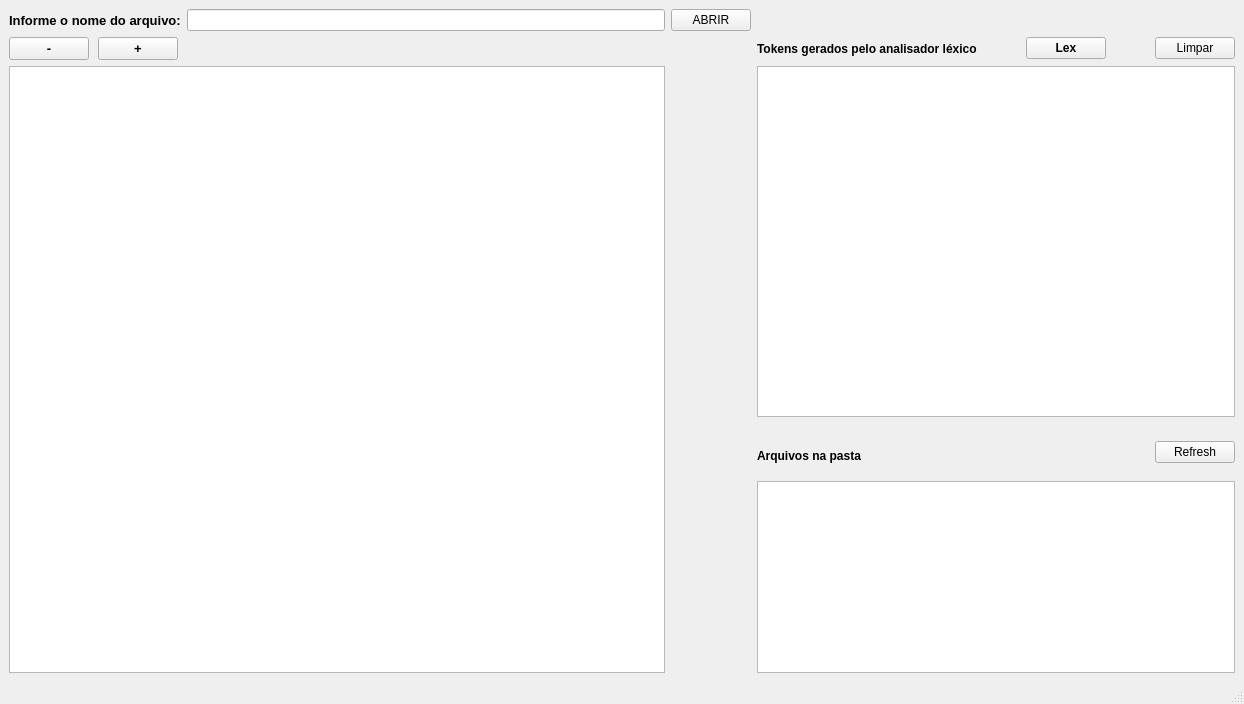
Before: the Qt Designer form trabalho/Interface.ui in EricTierre/compiladores, drawn with Qt 5.
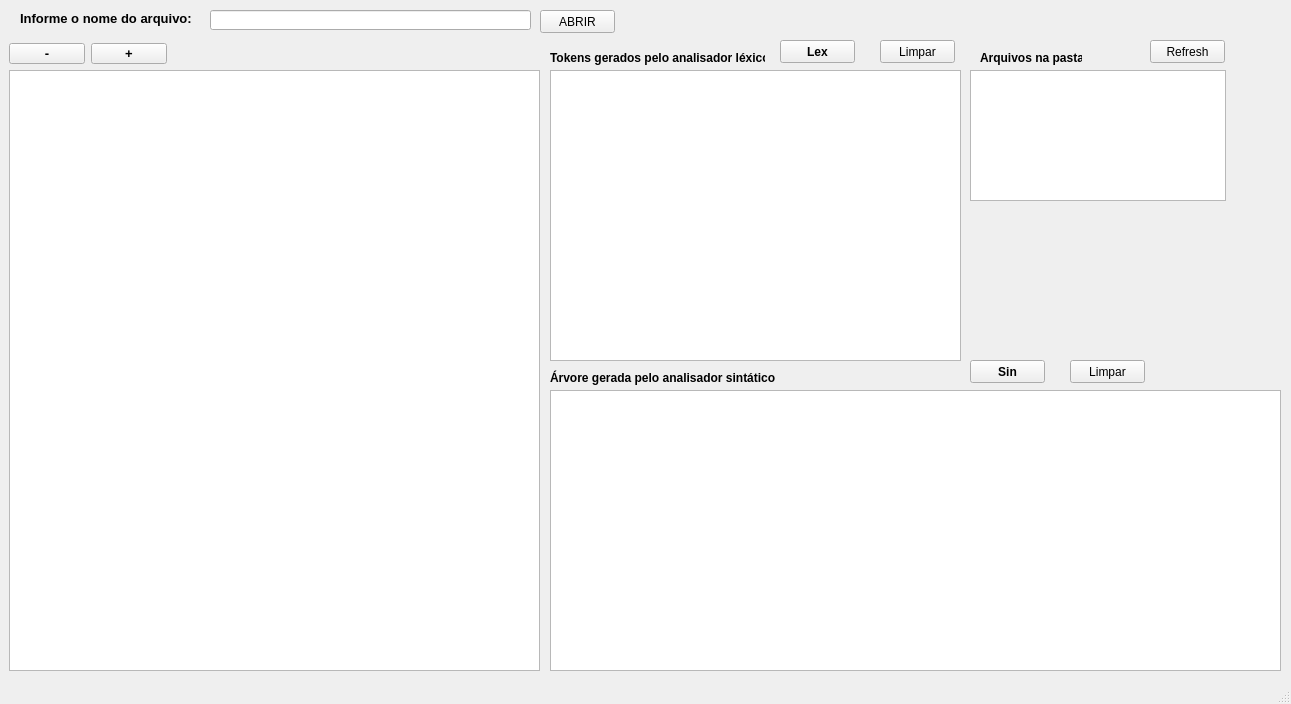
After: the same form once the commit is applied. Icons and pictures are not drawn. Custom widgets are drawn as their Qt base class.

Commit message: Update da pasta do TrabalhoFinal

```diff
--- a/trabalho/Interface.ui
+++ b/trabalho/Interface.ui
@@ -9,7 +9,7 @@
    <rect>
     <x>0</x>
     <y>0</y>
-    <width>1244</width>
+    <width>1291</width>
     <height>704</height>
    </rect>
   </property>
@@ -30,33 +30,15 @@
    <string notr="true">background: (181, 181, 181);</string>
   </property>
   <widget class="QWidget" name="centralwidget">
-   <layout class="QGridLayout" name="gridLayout">
-    <item row="2" column="3">
-     <widget class="QTextEdit" name="campotexto_lexico">
-      <property name="font">
-       <font>
-        <pointsize>14</pointsize>
-        <weight>50</weight>
-        <bold>false</bold>
-       </font>
-      </property>
-      <property name="cursor" stdset="0">
-       <cursorShape>ArrowCursor</cursorShape>
-      </property>
-      <property name="readOnly">
-       <bool>true</bool>
-      </property>
-      <property name="html">
-       <string>&lt;!DOCTYPE HTML PUBLIC &quot;-//W3C//DTD HTML 4.0//EN&quot; &quot;http://www.w3.org/TR/REC-html40/strict.dtd&quot;&gt;
-&lt;html&gt;&lt;head&gt;&lt;meta name=&quot;qrichtext&quot; content=&quot;1&quot; /&gt;&lt;style type=&quot;text/css&quot;&gt;
-p, li { white-space: pre-wrap; }
-&lt;/style&gt;&lt;/head&gt;&lt;body style=&quot; font-family:'MS Shell Dlg 2'; font-size:14pt; font-weight:400; font-style:normal;&quot;&gt;
-&lt;p style=&quot;-qt-paragraph-type:empty; margin-top:0px; margin-bottom:0px; margin-left:0px; margin-right:0px; -qt-block-indent:0; text-indent:0px; font-size:8.25pt;&quot;&gt;&lt;br /&gt;&lt;/p&gt;&lt;/body&gt;&lt;/html&gt;</string>
-      </property>
-     </widget>
-    </item>
-    <item row="2" column="0" rowspan="9" colspan="2">
      <widget class="CodeEditor" name="campotexto_arquivo">
+    <property name="geometry">
+     <rect>
+      <x>9</x>
+      <y>70</y>
+      <width>531</width>
+      <height>601</height>
+     </rect>
+    </property>
       <property name="sizePolicy">
        <sizepolicy hsizetype="Expanding" vsizetype="Minimum">
         <horstretch>0</horstretch>
@@ -76,12 +58,25 @@
        <number>0</number>
       </property>
      </widget>
-    </item>
-    <item row="0" column="1">
-     <widget class="QLineEdit" name="lineEdit"/>
-    </item>
-    <item row="9" column="3" rowspan="2">
+   <widget class="QLineEdit" name="lineEdit">
+    <property name="geometry">
+     <rect>
+      <x>210</x>
+      <y>10</y>
+      <width>321</width>
+      <height>20</height>
+     </rect>
+    </property>
+   </widget>
      <widget class="QTextEdit" name="arquivos">
+    <property name="geometry">
+     <rect>
+      <x>970</x>
+      <y>70</y>
+      <width>256</width>
+      <height>131</height>
+     </rect>
+    </property>
       <property name="sizePolicy">
        <sizepolicy hsizetype="Expanding" vsizetype="Fixed">
         <horstretch>0</horstretch>
@@ -106,9 +101,15 @@
 &lt;p style=&quot; margin-top:0px; margin-bottom:0px; margin-left:0px; margin-right:0px; -qt-block-indent:0; text-indent:0px;&quot;&gt;&lt;br /&gt;&lt;/p&gt;&lt;/body&gt;&lt;/html&gt;</string>
       </property>
      </widget>
-    </item>
-    <item row="0" column="0">
      <widget class="QLabel" name="label">
+    <property name="geometry">
+     <rect>
+      <x>20</x>
+      <y>10</y>
+      <width>180</width>
+      <height>16</height>
+     </rect>
+    </property>
       <property name="font">
        <font>
         <pointsize>10</pointsize>
@@ -120,33 +121,15 @@
        <string>Informe o nome do arquivo:</string>
       </property>
      </widget>
-    </item>
-    <item row="6" column="3">
-     <layout class="QHBoxLayout" name="horizontalLayout_2">
-      <item alignment="Qt::AlignLeft|Qt::AlignBottom">
-       <widget class="QLabel" name="label_3">
-        <property name="font">
-         <font>
-          <weight>75</weight>
-          <bold>true</bold>
-         </font>
-        </property>
-        <property name="text">
-         <string>Arquivos na pasta</string>
-        </property>
-       </widget>
-      </item>
-      <item alignment="Qt::AlignRight|Qt::AlignBottom">
-       <widget class="QPushButton" name="refreshbtn">
-        <property name="text">
-         <string>Refresh</string>
-        </property>
-       </widget>
-      </item>
-     </layout>
-    </item>
-    <item row="0" column="2">
      <widget class="QPushButton" name="botao_abrirarquivo">
+    <property name="geometry">
+     <rect>
+      <x>540</x>
+      <y>10</y>
+      <width>75</width>
+      <height>23</height>
+     </rect>
+    </property>
       <property name="font">
        <font>
         <pointsize>9</pointsize>
@@ -156,11 +139,15 @@
        <string>ABRIR</string>
       </property>
      </widget>
-    </item>
-    <item row="1" column="3">
-     <layout class="QHBoxLayout" name="horizontalLayout">
-      <item>
        <widget class="QLabel" name="label_2">
+    <property name="geometry">
+     <rect>
+      <x>550</x>
+      <y>50</y>
+      <width>215</width>
+      <height>16</height>
+     </rect>
+    </property>
         <property name="font">
          <font>
           <weight>75</weight>
@@ -171,9 +158,94 @@
          <string>Tokens gerados pelo analisador léxico</string>
         </property>
        </widget>
-      </item>
-      <item alignment="Qt::AlignRight">
+   <widget class="QTextEdit" name="campotexto_lexico">
+    <property name="geometry">
+     <rect>
+      <x>550</x>
+      <y>70</y>
+      <width>411</width>
+      <height>291</height>
+     </rect>
+    </property>
+    <property name="font">
+     <font>
+      <pointsize>14</pointsize>
+      <weight>50</weight>
+      <bold>false</bold>
+     </font>
+    </property>
+    <property name="cursor" stdset="0">
+     <cursorShape>ArrowCursor</cursorShape>
+    </property>
+    <property name="readOnly">
+     <bool>true</bool>
+    </property>
+    <property name="html">
+     <string>&lt;!DOCTYPE HTML PUBLIC &quot;-//W3C//DTD HTML 4.0//EN&quot; &quot;http://www.w3.org/TR/REC-html40/strict.dtd&quot;&gt;
+&lt;html&gt;&lt;head&gt;&lt;meta name=&quot;qrichtext&quot; content=&quot;1&quot; /&gt;&lt;style type=&quot;text/css&quot;&gt;
+p, li { white-space: pre-wrap; }
+&lt;/style&gt;&lt;/head&gt;&lt;body style=&quot; font-family:'MS Shell Dlg 2'; font-size:14pt; font-weight:400; font-style:normal;&quot;&gt;
+&lt;p style=&quot;-qt-paragraph-type:empty; margin-top:0px; margin-bottom:0px; margin-left:0px; margin-right:0px; -qt-block-indent:0; text-indent:0px; font-size:8.25pt;&quot;&gt;&lt;br /&gt;&lt;/p&gt;&lt;/body&gt;&lt;/html&gt;</string>
+    </property>
+   </widget>
+   <widget class="QTextEdit" name="campotexto_sintatico">
+    <property name="geometry">
+     <rect>
+      <x>550</x>
+      <y>390</y>
+      <width>731</width>
+      <height>281</height>
+     </rect>
+    </property>
+    <property name="font">
+     <font>
+      <pointsize>14</pointsize>
+      <weight>50</weight>
+      <bold>false</bold>
+     </font>
+    </property>
+   </widget>
+   <widget class="QLabel" name="label_3">
+    <property name="geometry">
+     <rect>
+      <x>980</x>
+      <y>50</y>
+      <width>102</width>
+      <height>16</height>
+     </rect>
+    </property>
+    <property name="font">
+     <font>
+      <weight>75</weight>
+      <bold>true</bold>
+     </font>
+    </property>
+    <property name="text">
+     <string>Arquivos na pasta</string>
+    </property>
+   </widget>
+   <widget class="QPushButton" name="refreshbtn">
+    <property name="geometry">
+     <rect>
+      <x>1150</x>
+      <y>40</y>
+      <width>75</width>
+      <height>23</height>
+     </rect>
+    </property>
+    <property name="text">
+     <string>Refresh</string>
+    </property>
+   </widget>
        <widget class="QPushButton" name="botao_lexico">
+    <property name="geometry">
+     <rect>
+      <x>780</x>
+      <y>40</y>
+      <width>75</width>
+      <height>23</height>
+     </rect>
+    </property>
         <property name="font">
          <font>
           <weight>75</weight>
@@ -184,17 +256,79 @@
          <string>Lex</string>
         </property>
        </widget>
-      </item>
-      <item alignment="Qt::AlignRight">
        <widget class="QPushButton" name="botao_deletar">
+    <property name="geometry">
+     <rect>
+      <x>880</x>
+      <y>40</y>
+      <width>75</width>
+      <height>23</height>
+     </rect>
+    </property>
         <property name="text">
          <string>Limpar</string>
         </property>
        </widget>
-      </item>
-     </layout>
-    </item>
-    <item row="1" column="0">
+   <widget class="QLabel" name="label_4">
+    <property name="geometry">
+     <rect>
+      <x>550</x>
+      <y>370</y>
+      <width>231</width>
+      <height>16</height>
+     </rect>
+    </property>
+    <property name="font">
+     <font>
+      <weight>75</weight>
+      <bold>true</bold>
+     </font>
+    </property>
+    <property name="text">
+     <string>Árvore gerada pelo analisador sintático</string>
+    </property>
+   </widget>
+   <widget class="QPushButton" name="botao_sintatico">
+    <property name="geometry">
+     <rect>
+      <x>970</x>
+      <y>360</y>
+      <width>75</width>
+      <height>23</height>
+     </rect>
+    </property>
+    <property name="font">
+     <font>
+      <weight>75</weight>
+      <bold>true</bold>
+     </font>
+    </property>
+    <property name="text">
+     <string>Sin</string>
+    </property>
+   </widget>
+   <widget class="QPushButton" name="botao_deletar_2">
+    <property name="geometry">
+     <rect>
+      <x>1070</x>
+      <y>360</y>
+      <width>75</width>
+      <height>23</height>
+     </rect>
+    </property>
+    <property name="text">
+     <string>Limpar</string>
+    </property>
+   </widget>
+   <widget class="QWidget" name="">
+    <property name="geometry">
+     <rect>
+      <x>9</x>
+      <y>43</y>
+      <width>158</width>
+      <height>21</height>
+     </rect>
+    </property>
      <layout class="QHBoxLayout" name="horizontalLayout_3">
       <item alignment="Qt::AlignLeft">
        <widget class="QPushButton" name="botao_zoomdown">
@@ -225,8 +359,7 @@
        </widget>
       </item>
      </layout>
-    </item>
-   </layout>
+   </widget>
   </widget>
   <widget class="QStatusBar" name="statusbar"/>
   <action name="actionNew_file">
```
Left out of the diff: 3 changed lines with no effect on the pictures. Lines whose indentation alone changed are shown as unchanged. The commit also changes 12 other files.
